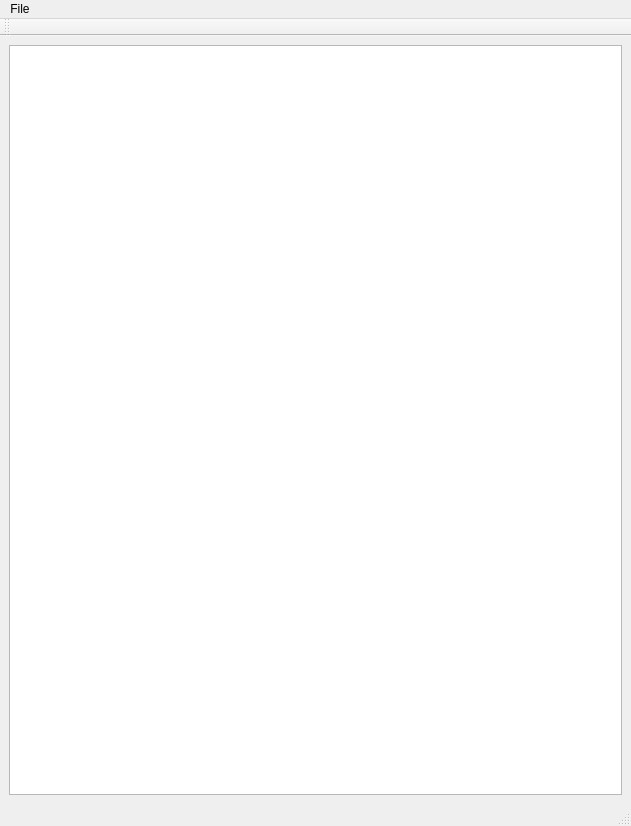
Old version of the form viewer.ui in the repository aparent/QCViewer.
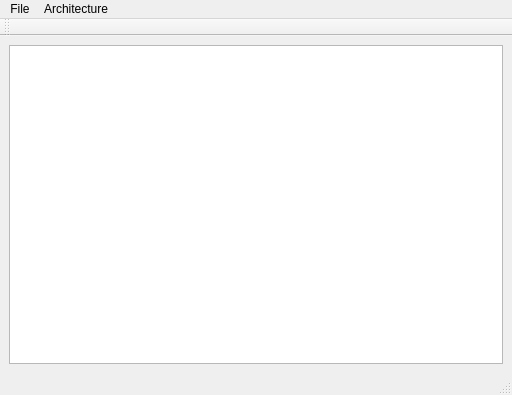
New version of the form.

Diff of the .ui file:
```diff
--- a/viewer.ui
+++ b/viewer.ui
@@ -6,8 +6,8 @@
    <rect>
     <x>0</x>
     <y>0</y>
-    <width>631</width>
-    <height>826</height>
+    <width>512</width>
+    <height>395</height>
    </rect>
   </property>
   <property name="windowTitle">
@@ -20,14 +20,17 @@
    <bool>false</bool>
   </property>
   <widget class="QWidget" name="centralwidget">
-   <layout class="QVBoxLayout" name="verticalLayout">
+   <layout class="QHBoxLayout" name="horizontalLayout">
     <item>
      <widget class="QGraphicsView" name="mainView">
-      <property name="sizePolicy">
-       <sizepolicy hsizetype="Expanding" vsizetype="Expanding">
-        <horstretch>0</horstretch>
-        <verstretch>0</verstretch>
-       </sizepolicy>
+      <property name="enabled">
+       <bool>true</bool>
+      </property>
+      <property name="layoutDirection">
+       <enum>Qt::LeftToRight</enum>
+      </property>
+      <property name="autoFillBackground">
+       <bool>false</bool>
       </property>
       <property name="interactive">
        <bool>false</bool>
@@ -44,7 +47,7 @@
     <rect>
      <x>0</x>
      <y>0</y>
-     <width>631</width>
+     <width>512</width>
      <height>21</height>
     </rect>
    </property>
@@ -59,7 +62,26 @@
     <addaction name="separator"/>
     <addaction name="actionQuit"/>
    </widget>
+   <widget class="QMenu" name="menuArchitecture">
+    <property name="title">
+     <string>Architecture</string>
+    </property>
+    <widget class="QMenu" name="menuType">
+     <property name="title">
+      <string>Type</string>
+     </property>
+     <addaction name="actionComplete"/>
+     <addaction name="actionLinear_nearest_neighbour"/>
+     <addaction name="actionCircular_nearest_neighbour"/>
+     <addaction name="separator"/>
+     <addaction name="actionCustom"/>
+    </widget>
+    <addaction name="actionDraw_warnings"/>
+    <addaction name="separator"/>
+    <addaction name="menuType"/>
+   </widget>
    <addaction name="menuFile"/>
+   <addaction name="menuArchitecture"/>
   </widget>
   <widget class="QStatusBar" name="statusbar"/>
   <widget class="QToolBar" name="toolBar">
```
Left out of the diff: 40 changed lines with no effect on the pictures.
